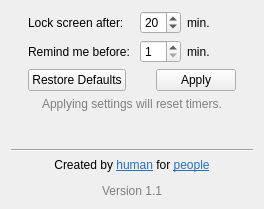
This is mainwindow.ui in warxander/EyeRescue as Qt 5 draws it before an edit. The edited form follows.
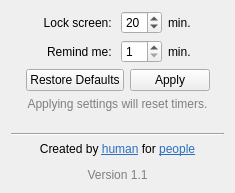
This is the edited form.

Commit message: Lots of usability improvements

```diff
--- a/mainwindow.ui
+++ b/mainwindow.ui
@@ -6,8 +6,8 @@
    <rect>
     <x>0</x>
     <y>0</y>
-    <width>264</width>
-    <height>209</height>
+    <width>235</width>
+    <height>193</height>
    </rect>
   </property>
   <property name="windowTitle">
@@ -34,25 +34,38 @@
        <layout class="QVBoxLayout" name="verticalLayout_4">
         <item>
          <layout class="QHBoxLayout" name="horizontalLayout_3">
+          <item>
+           <spacer name="horizontalSpacer_5">
+            <property name="orientation">
+             <enum>Qt::Horizontal</enum>
+            </property>
+            <property name="sizeHint" stdset="0">
+             <size>
+              <width>40</width>
+              <height>20</height>
+             </size>
+            </property>
+           </spacer>
+          </item>
           <item>
            <layout class="QVBoxLayout" name="verticalLayout">
             <item>
              <widget class="QLabel" name="label">
               <property name="text">
-               <string>Lock screen after: </string>
+               <string>Lock screen: </string>
               </property>
               <property name="alignment">
-               <set>Qt::AlignLeading|Qt::AlignLeft|Qt::AlignVCenter</set>
+               <set>Qt::AlignRight|Qt::AlignTrailing|Qt::AlignVCenter</set>
               </property>
              </widget>
             </item>
             <item>
              <widget class="QLabel" name="label_3">
               <property name="text">
-               <string>Remind me before: </string>
+               <string>Remind me: </string>
               </property>
               <property name="alignment">
-               <set>Qt::AlignLeading|Qt::AlignLeft|Qt::AlignVCenter</set>
+               <set>Qt::AlignRight|Qt::AlignTrailing|Qt::AlignVCenter</set>
               </property>
              </widget>
             </item>
@@ -96,19 +109,6 @@
                 </property>
                </widget>
               </item>
-              <item>
-               <spacer name="horizontalSpacer">
-                <property name="orientation">
-                 <enum>Qt::Horizontal</enum>
-                </property>
-                <property name="sizeHint" stdset="0">
-                 <size>
-                  <width>40</width>
-                  <height>20</height>
-                 </size>
-                </property>
-               </spacer>
-              </item>
              </layout>
             </item>
             <item>
@@ -120,42 +120,35 @@
                 </property>
                </widget>
               </item>
-              <item>
-               <spacer name="horizontalSpacer_2">
-                <property name="orientation">
-                 <enum>Qt::Horizontal</enum>
-                </property>
-                <property name="sizeHint" stdset="0">
-                 <size>
-                  <width>40</width>
-                  <height>20</height>
-                 </size>
-                </property>
-               </spacer>
-              </item>
              </layout>
             </item>
            </layout>
           </item>
+          <item>
+           <spacer name="horizontalSpacer_6">
+            <property name="orientation">
+             <enum>Qt::Horizontal</enum>
+            </property>
+            <property name="sizeHint" stdset="0">
+             <size>
+              <width>40</width>
+              <height>20</height>
+             </size>
+            </property>
+           </spacer>
+          </item>
          </layout>
         </item>
         <item>
          <widget class="QDialogButtonBox" name="buttonBox">
+          <property name="orientation">
+           <enum>Qt::Horizontal</enum>
+          </property>
           <property name="standardButtons">
            <set>QDialogButtonBox::Apply|QDialogButtonBox::RestoreDefaults</set>
           </property>
-         </widget>
-        </item>
-        <item>
-         <widget class="QLabel" name="label_5">
-          <property name="styleSheet">
-           <string notr="true">color: rgb(127, 127, 127);</string>
-          </property>
-          <property name="text">
-           <string>Applying settings will reset timers.</string>
-          </property>
-          <property name="alignment">
-           <set>Qt::AlignCenter</set>
+          <property name="centerButtons">
+           <bool>true</bool>
           </property>
          </widget>
         </item>
@@ -176,6 +169,19 @@
       </item>
      </layout>
     </item>
+    <item>
+     <widget class="QLabel" name="label_5">
+      <property name="styleSheet">
+       <string notr="true">color: rgb(127, 127, 127);</string>
+      </property>
+      <property name="text">
+       <string>Applying settings will reset timers.</string>
+      </property>
+      <property name="alignment">
+       <set>Qt::AlignCenter</set>
+      </property>
+     </widget>
+    </item>
     <item>
      <spacer name="verticalSpacer">
       <property name="orientation">
```
The commit also changes 1 other file.
